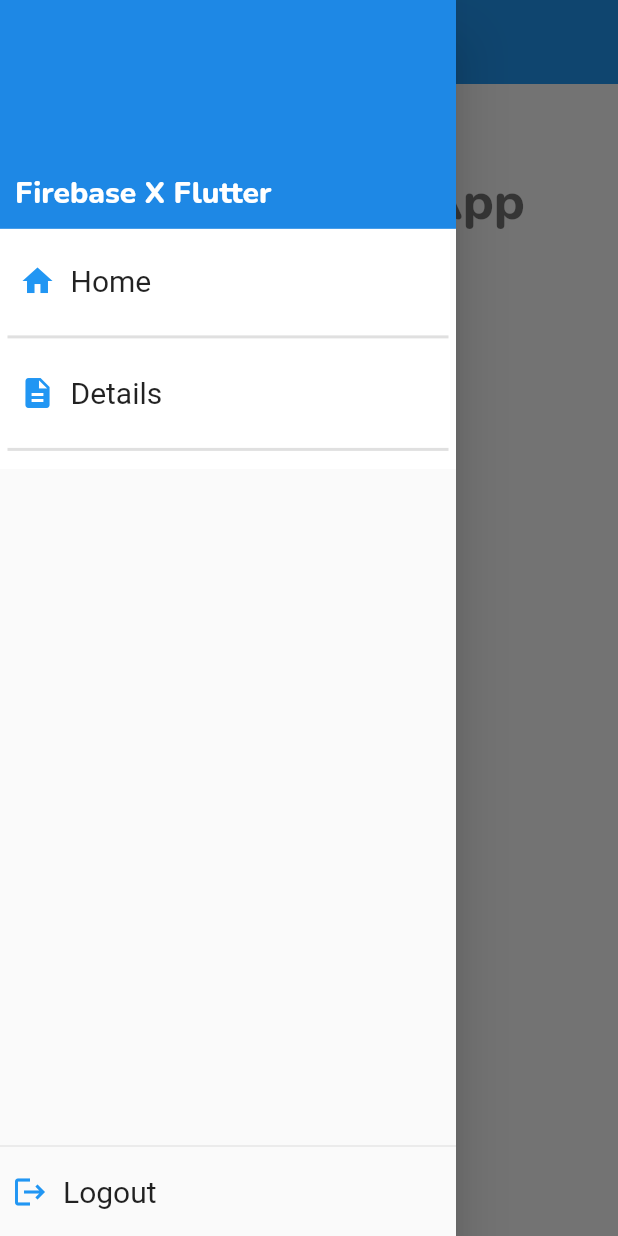
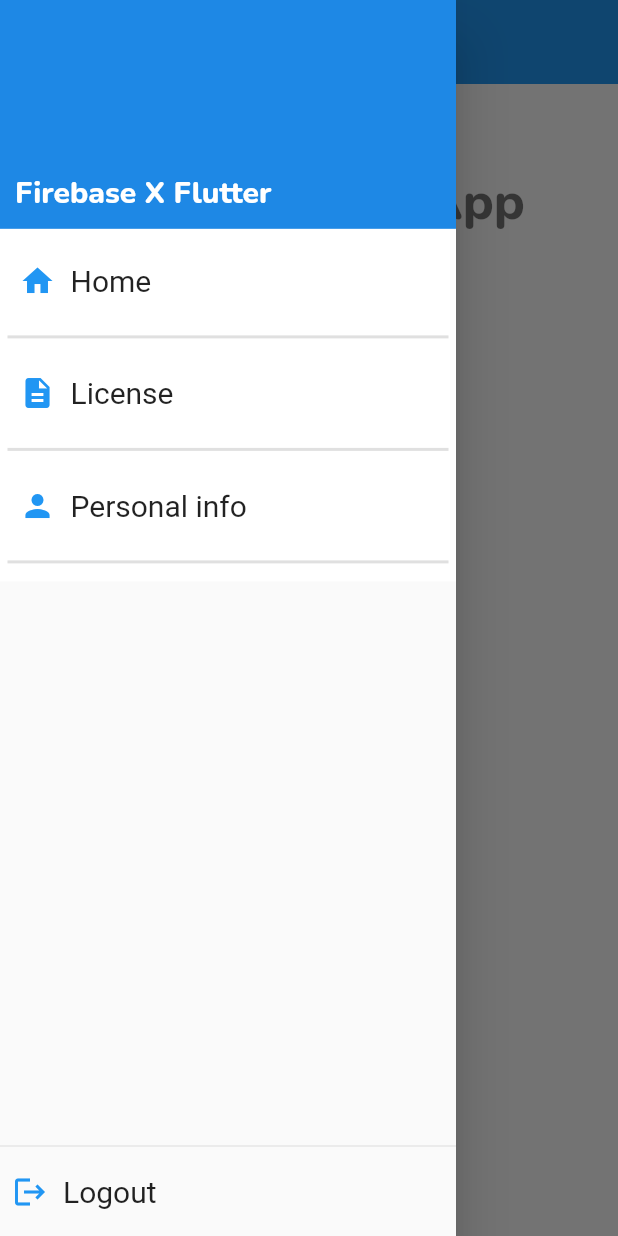
Before and after one commit to SushantSangle/firebase_auth_flutter, a Flutter app: the screen it shows once a user with an empty profile is signed in, with the side drawer open, on a phone screen of 412 x 824 dp. Run offline on Flutter 3.47's test engine with Material 2 defaults, Android fonts, the phone set to English and light mode, and no system bars; our stand-ins replace cloud_firestore, firebase_auth, firebase_core, webview_flutter; accounts and stored records are empty.

Commit message:
Added webView for License

```diff
--- a/lib/common_components/application_drawer.dart
+++ b/lib/common_components/application_drawer.dart
@@ -3,6 +3,7 @@
 import 'package:flutter/material.dart';
 import 'package:firebase_auth_flutter/ui/home_page.dart';
 import 'package:firebase_auth_flutter/ui/details_page.dart';
+import 'package:firebase_auth_flutter/ui/lisense_view.dart';
 
 class AppDrawer extends StatelessWidget {
   @override
@@ -47,8 +48,15 @@
                       ),
                       Divider(thickness: 2),
                       drawerEntry(
-                        context,title:'Details',
-                        icon:Icons.description,
+                        context,
+                        title: 'License',
+                        icon: Icons.description,
+                        pageConstructor: LicenseView(),
+                      ),
+                      Divider(thickness: 2),
+                      drawerEntry(
+                        context,title:'Personal info',
+                        icon:Icons.person,
                         pageConstructor: DetailsPage(),
                       ),
                       Divider(thickness: 2),
```
Also changed, not shown: lib/ui/lisense_view.dart (+22 -0 lines).
